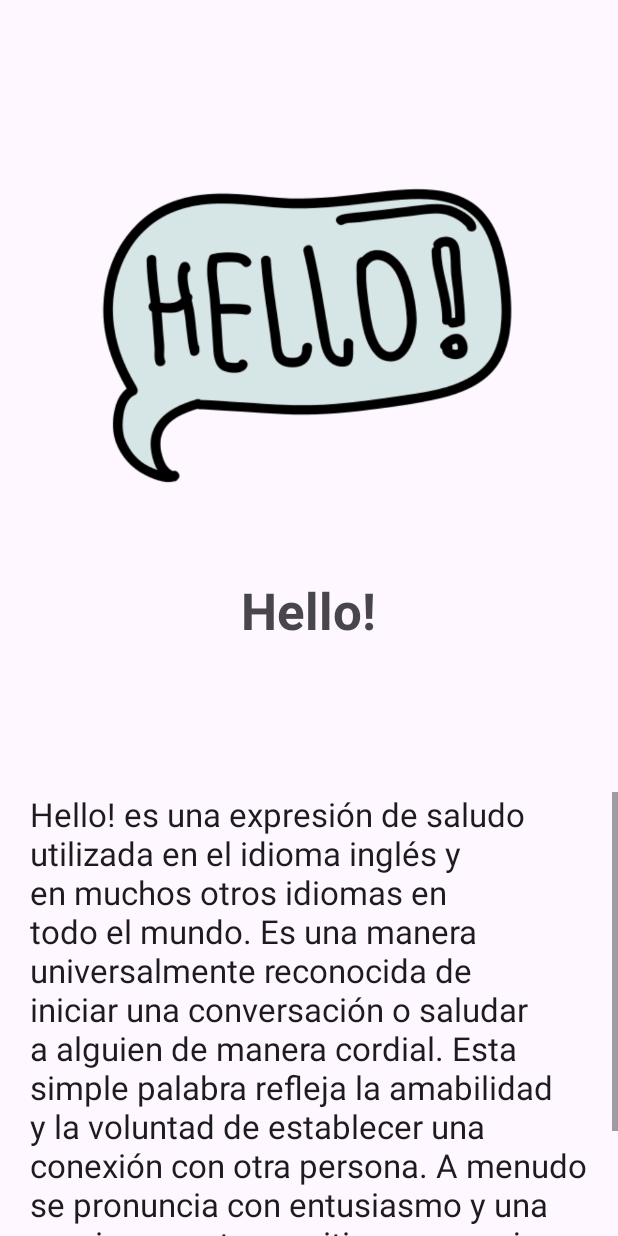
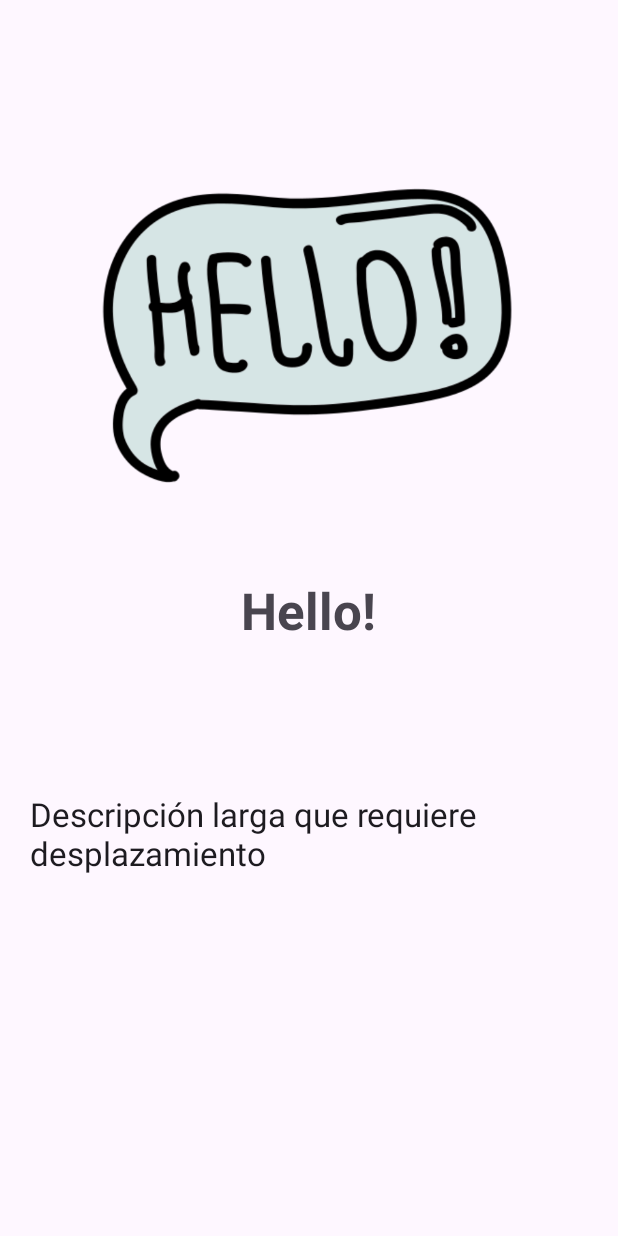
Before and after one commit to byronnDev/App-Lenguage-de-Signos, an Android app: the screen it shows after launch (MainActivity2), after a tap on "Hello!", on a phone screen of 412 x 824 dp. Run offline under Robolectric (Android 15) with nearby library versions, the phone set to English and light mode, and no system bars.

Commit message:
Asignados colores, eliminada descripcion, constructor vacío del Card

```diff
--- a/app/src/main/java/mikel/echeverria/activities/MainActivity.java
+++ b/app/src/main/java/mikel/echeverria/activities/MainActivity.java
@@ -34,43 +34,16 @@ public class MainActivity extends AppCompatActivity {
         List<Card> dataList = new ArrayList<>();
 
         Context context = getApplicationContext(); // Puedes obtener el contexto de esta manera
-        int verdeColor = ContextCompat.getColor(context, R.color.primario);
-        int amarilloColor = ContextCompat.getColor(context, R.color.color_amarillo);
-        int azulColor = ContextCompat.getColor(context, R.color.color_azul);
-        int rojoColor = ContextCompat.getColor(context, R.color.color_rojo);
-        int marronColor = ContextCompat.getColor(context, R.color.color_marron);
-        int moradoColor = ContextCompat.getColor(context, R.color.color_morado);
-        int cianColor = ContextCompat.getColor(context, R.color.color_cian);
-        int grisColor = ContextCompat.getColor(context, R.color.color_gris);
-
-        int verdeClaroColor = ContextCompat.getColor(context, R.color.color_verde_claro);
-        int amarilloClaroColor = ContextCompat.getColor(context, R.color.color_amarillo_claro);
-        int azulClaroColor = ContextCompat.getColor(context, R.color.color_azul_claro);
-        int rojoClaroColor = ContextCompat.getColor(context, R.color.color_rojo_claro);
-        int marronClaroColor = ContextCompat.getColor(context, R.color.color_marron_claro);
-        int moradoClaroColor = ContextCompat.getColor(context, R.color.color_morado_claro);
-        int cianClaroColor = ContextCompat.getColor(context, R.color.color_cian_claro);
-        int grisClaroColor = ContextCompat.getColor(context, R.color.color_gris_claro);
-
-        // Creo las descripciones para cada elemento
-        String helloDescription = "Hello! es una expresión de saludo utilizada en el idioma inglés y en muchos otros idiomas en todo el mundo. Es una manera universalmente reconocida de iniciar una conversación o saludar a alguien de manera cordial. Esta simple palabra refleja la amabilidad y la voluntad de establecer una conexión con otra persona. A menudo se pronuncia con entusiasmo y una sonrisa para transmitir un mensaje de bienvenida y apertura en las interacciones sociales.";
-        String robotDescription = "Un robot es una máquina versátil y programable diseñada para realizar una variedad de tareas de forma autónoma o controlada por un operador. Los robots pueden adoptar una amplia gama de formas y tamaños, desde brazos robóticos industriales que ensamblan automóviles hasta robots humanoides que imitan el comportamiento humano. Estas máquinas pueden realizar trabajos repetitivos, peligrosos o precisos, y se utilizan en industrias como la manufactura, la exploración submarina y la cirugía.";
-        String vampireDescription = "El vampiro es una figura legendaria y sobrenatural que ha sido una parte constante de la mitología y la literatura de terror a lo largo de la historia. Se cree que los vampiros son seres inmortales que se alimentan de la sangre de los vivos para mantener su propia existencia. Además de la necesidad de sangre, a menudo se les atribuyen habilidades sobrenaturales, como la capacidad de transformarse en murciélagos o hipnotizar a sus víctimas. Los vampiros han sido protagonistas de numerosas historias y películas de terror, y su imagen ha evolucionado a lo largo del tiempo.";
-        String elfDescription = "El duende es una criatura mítica presente en las leyendas y folclores de muchas culturas, especialmente en la mitología celta y la hispana. Por lo general, se les representa como seres pequeños, traviesos y mágicos que habitan en bosques, grutas o lugares remotos. Los duendes pueden ser juguetones o maliciosos, y a menudo están asociados con la protección o el castigo de aquellos que entran en su territorio. Estas criaturas han sido una fuente de inspiración en la literatura y la cultura popular, y se consideran guardianes de la naturaleza en algunas tradiciones.";
-        String brainDescription = "El cerebro es el órgano central del sistema nervioso en los seres humanos y otros vertebrados. Se encuentra en la cabeza y desempeña un papel fundamental en la regulación de todas las funciones del cuerpo. Es el centro del pensamiento, la memoria, la percepción y el control de movimientos y respuestas corporales. El cerebro humano es altamente complejo, con miles de millones de neuronas que se comunican entre sí a través de conexiones sinápticas. Esta maravilla biológica es responsable de la conciencia y la inteligencia en los seres humanos.";
-        String fireDescription = "El fuego es una reacción química exotérmica que se produce cuando un material combustible se combina con oxígeno en condiciones adecuadas. Esta reacción genera calor, luz y gases de combustión. El fuego ha sido tanto una fuerza natural como una herramienta creada por los humanos a lo largo de la historia. Tiene aplicaciones beneficiosas, como cocinar alimentos y proporcionar calor, pero también puede ser destructivo en forma de incendios forestales o estructurales. La capacidad de controlar el fuego fue un logro crucial en la evolución humana.";
-        String holaDescription = "¡Hola! es la versión en español de la palabra 'Hello!' y se utiliza de manera similar para saludar a alguien de manera amigable y cordial. Es una forma común de establecer contacto en español y se pronuncia con entusiasmo para expresar una bienvenida o un interés genuino en la comunicación.";
-        String aiDescription = "La Inteligencia Artificial es un campo de la informática que se enfoca en la creación de sistemas y programas capaces de realizar tareas que, normalmente, requerirían inteligencia humana. Estos sistemas pueden aprender, razonar, tomar decisiones y procesar datos de manera autónoma. La IA tiene aplicaciones en una amplia gama de industrias, incluyendo la atención médica, la industria automotriz, la logística y la atención al cliente. Su desarrollo continúa avanzando, con el potencial de transformar fundamentalmente la forma en que interactuamos con la tecnología y el mundo que nos rodea.";
 
         // Creamos los objetos/items
-        dataList.add(new Card(R.drawable.image1, "Hello!", helloDescription, verdeColor, verdeClaroColor)); // Verde
-        dataList.add(new Card(R.drawable.image2, "Robot", robotDescription, amarilloColor, amarilloClaroColor)); // Amarillo
-        dataList.add(new Card(R.drawable.image3, "Vampiro", vampireDescription, azulColor,azulClaroColor)); // Azul
-        dataList.add(new Card(R.drawable.image4, "Duende", elfDescription, rojoColor,rojoClaroColor)); // Rojo
-        dataList.add(new Card(R.drawable.image5, "Cerebro", brainDescription, marronColor,marronClaroColor)); // Marrón
-        dataList.add(new Card(R.drawable.image6, "Fuego", fireDescription, moradoColor,moradoClaroColor)); // Morado
-        dataList.add(new Card(R.drawable.image1, "Hola!", holaDescription, cianColor,cianClaroColor)); // Cian
-        dataList.add(new Card(R.drawable.image2, "IA", aiDescription, grisColor,grisClaroColor)); // Gris
+        dataList.add(new Card(R.drawable.image1, "Hello!", R.color.primario, R.color.color_verde_claro)); // Verde
+        dataList.add(new Card(R.drawable.image2, "Robot", R.color.color_amarillo, R.color.color_amarillo_claro)); // Amarillo
+        dataList.add(new Card(R.drawable.image3, "Vampiro", R.color.color_azul,R.color.color_azul_claro)); // Azul
+        dataList.add(new Card(R.drawable.image4, "Duende", R.color.color_rojo,R.color.color_rojo_claro)); // Rojo
+        dataList.add(new Card(R.drawable.image5, "Cerebro", R.color.color_marron,R.color.color_marron_claro)); // Marrón
+        dataList.add(new Card(R.drawable.image6, "Fuego", R.color.color_morado,R.color.color_morado_claro)); // Morado
+        dataList.add(new Card(R.drawable.image1, "Hola!", R.color.color_cian,R.color.color_cian_claro)); // Cian
+        dataList.add(new Card(R.drawable.image2, "IA", R.color.color_gris,R.color.color_gris_claro)); // Gris
 
         recyclerDataAdapter = new RecyclerDataAdapter(dataList, new RecyclerDataAdapter.OnItemClickListener() {
             @Override
--- a/app/src/main/java/mikel/echeverria/activities/MainActivity2.java
+++ b/app/src/main/java/mikel/echeverria/activities/MainActivity2.java
@@ -21,18 +21,15 @@ public class MainActivity2 extends AppCompatActivity {
 
         imgImagen = (ImageView) findViewById(R.id.imgImagen);
         txtName = (TextView) findViewById(R.id.txtName);
-        txtDescription = (TextView) findViewById(R.id.txtDescription);
 
         // Recogemos la informacion pasada
         Intent intent = getIntent();
         int imageResource = intent.getIntExtra("imageResource", R.drawable.image1 /* default image */);
         String name = intent.getStringExtra("name");
-        String description = intent.getStringExtra("description");
 
         // Asignamos imagen, nombre y descripción
         imgImagen.setImageResource(imageResource);
         txtName.setText(name);
-        txtDescription.setText(description);
 
     }
 }
--- a/app/src/main/java/mikel/echeverria/adapters/RecyclerDataAdapter.java
+++ b/app/src/main/java/mikel/echeverria/adapters/RecyclerDataAdapter.java
@@ -61,6 +61,7 @@ public class RecyclerDataAdapter extends RecyclerView.Adapter<RecyclerDataAdapte
             // Colores
             int color = item.getColor();
             int colorClaro = item.getColorClaro();
+
             imageView.setBackgroundColor(colorClaro);
             textView.setBackgroundColor(color);
 
@@ -71,7 +72,6 @@ public class RecyclerDataAdapter extends RecyclerView.Adapter<RecyclerDataAdapte
                     Intent intent = new Intent(view.getContext(), MainActivity2.class);
                     intent.putExtra("imageResource", item.getImageResource());
                     intent.putExtra("name", item.getName());
-                    intent.putExtra("description", item.getDescription());
                     view.getContext().startActivity(intent);
                 }
             });
--- a/app/src/main/java/mikel/echeverria/model/Card.java
+++ b/app/src/main/java/mikel/echeverria/model/Card.java
@@ -1,4 +1,6 @@
 package mikel.echeverria.model;
+
+import android.graphics.Color;
 
 public class Card {
     private int imageResource;
@@ -11,12 +13,19 @@ public class Card {
         // Necesario para el Realm
     }
 
-    public Card(int imageResource, String name, String description, int color, int colorClaro) {
+    public Card(int imageResource, String name, int color, int colorClaro) {
         this.imageResource = imageResource;
         this.name = name;
-        this.description = description;
         this.color = color;
         this.colorClaro = colorClaro;
+    }
+
+    public Card(int imageResource, String name) {
+        this.imageResource = imageResource;
+        this.name = name;
+        // Default color
+        this.color = 0;
+        this.colorClaro = 0;
     }
 
     public int getImageResource() {
```
